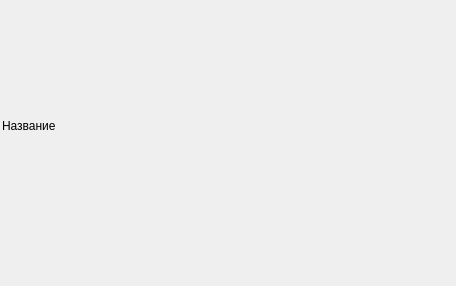
Qt form fluffy-dollop/applicationplugins/virainfoplugin/photo360form.ui (autocomp/fluffy-dollop) before a commit.
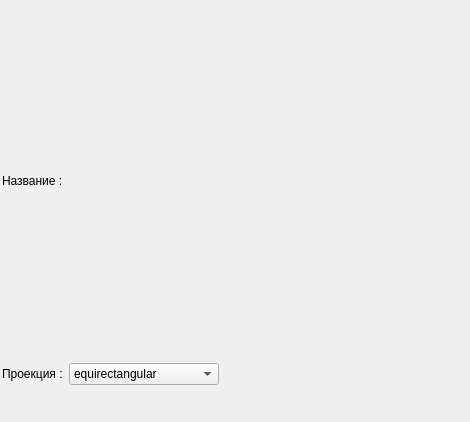
The same form after that commit.

The edit to the form file:
```diff
--- a/fluffy-dollop/applicationplugins/virainfoplugin/photo360form.ui
+++ b/fluffy-dollop/applicationplugins/virainfoplugin/photo360form.ui
@@ -6,8 +6,8 @@
    <rect>
     <x>0</x>
     <y>0</y>
-    <width>456</width>
-    <height>286</height>
+    <width>470</width>
+    <height>422</height>
    </rect>
   </property>
   <property name="windowTitle">
@@ -37,7 +37,7 @@
      <item>
       <widget class="QLabel" name="label">
        <property name="text">
-        <string>Название</string>
+        <string>Название : </string>
        </property>
       </widget>
      </item>
@@ -50,6 +50,96 @@
         <bool>true</bool>
        </property>
       </widget>
+     </item>
+     <item>
+      <spacer name="horizontalSpacer_2">
+       <property name="orientation">
+        <enum>Qt::Horizontal</enum>
+       </property>
+       <property name="sizeHint" stdset="0">
+        <size>
+         <width>40</width>
+         <height>20</height>
+        </size>
+       </property>
+      </spacer>
+     </item>
+    </layout>
+   </item>
+   <item>
+    <layout class="QHBoxLayout" name="horizontalLayout_3">
+     <property name="spacing">
+      <number>3</number>
+     </property>
+     <item>
+      <widget class="QLabel" name="label_2">
+       <property name="text">
+        <string>Проекция : </string>
+       </property>
+      </widget>
+     </item>
+     <item>
+      <widget class="QComboBox" name="projCB">
+       <property name="minimumSize">
+        <size>
+         <width>150</width>
+         <height>0</height>
+        </size>
+       </property>
+       <item>
+        <property name="text">
+         <string>equirectangular</string>
+        </property>
+       </item>
+       <item>
+        <property name="text">
+         <string>rectilinear</string>
+        </property>
+       </item>
+       <item>
+        <property name="text">
+         <string>equal solid angle</string>
+        </property>
+       </item>
+       <item>
+        <property name="text">
+         <string>equal angle</string>
+        </property>
+       </item>
+       <item>
+        <property name="text">
+         <string>cylindrical</string>
+        </property>
+       </item>
+       <item>
+        <property name="text">
+         <string>stereographic</string>
+        </property>
+       </item>
+       <item>
+        <property name="text">
+         <string>mercator</string>
+        </property>
+       </item>
+       <item>
+        <property name="text">
+         <string>cubic</string>
+        </property>
+       </item>
+      </widget>
+     </item>
+     <item>
+      <spacer name="horizontalSpacer_3">
+       <property name="orientation">
+        <enum>Qt::Horizontal</enum>
+       </property>
+       <property name="sizeHint" stdset="0">
+        <size>
+         <width>40</width>
+         <height>20</height>
+        </size>
+       </property>
+      </spacer>
      </item>
     </layout>
    </item>
```
